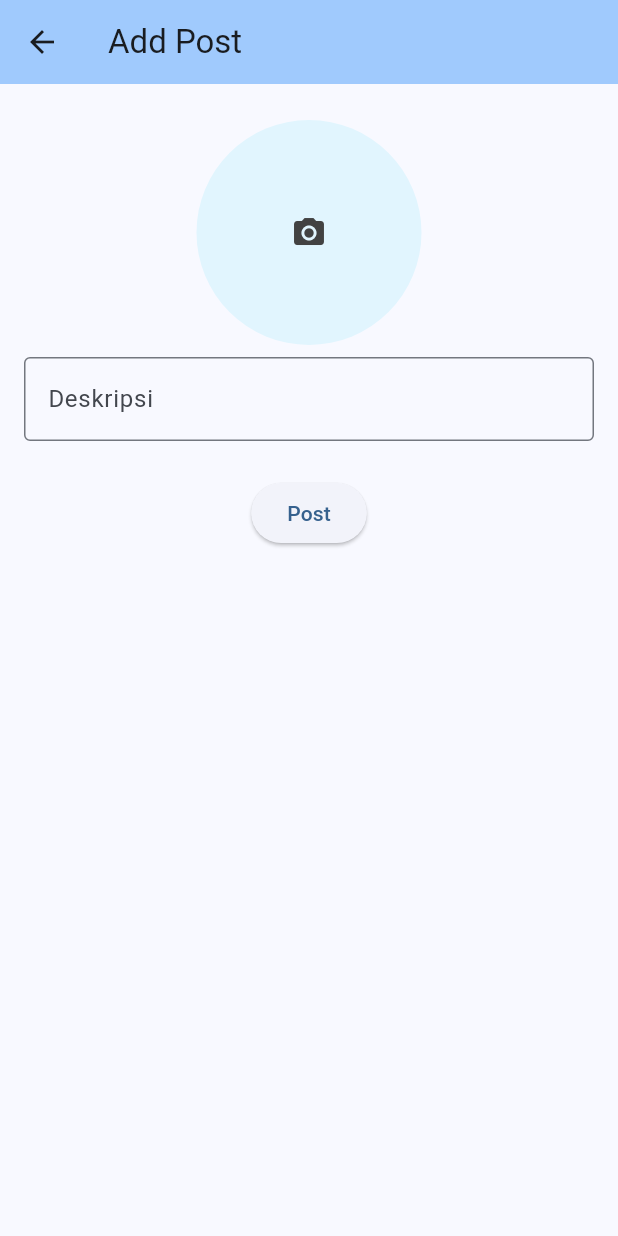
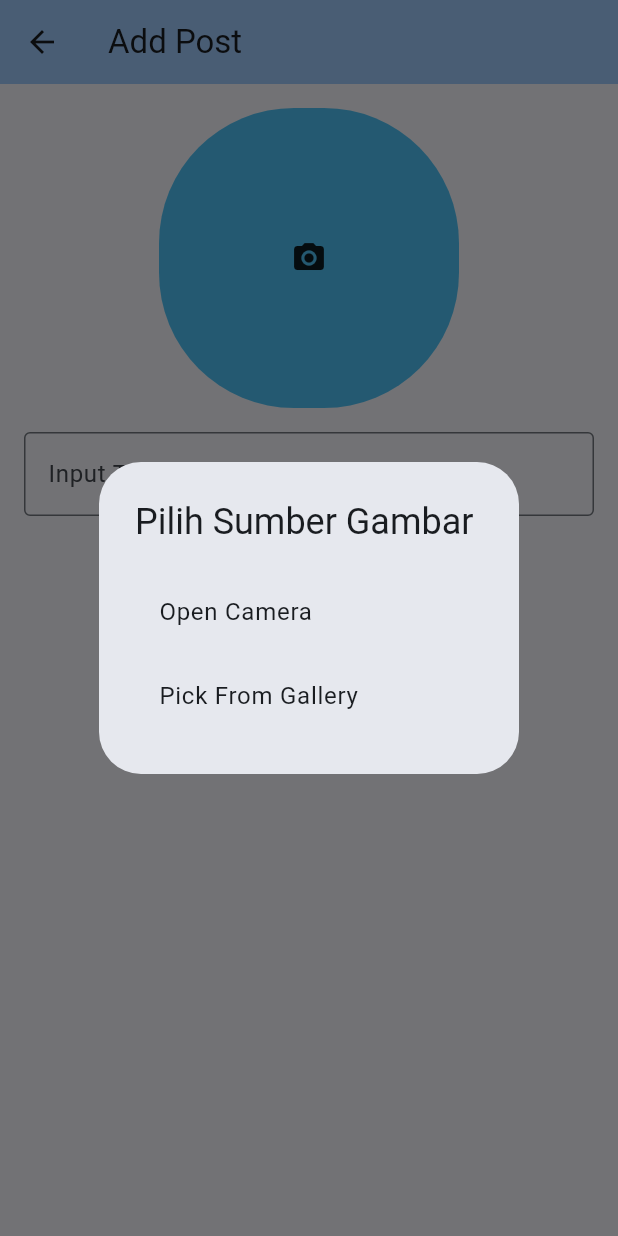
Before and after one commit to ChintyaLyra/fasum-1, a Flutter app: the PostScreen screen opened directly, after a tap on the "camera alt" icon, on a phone screen of 412 x 824 dp. Run offline on Flutter 3.47's test engine with Material 3 defaults, Android fonts, the phone set to English and light mode, and no system bars; our stand-ins replace cloud_firestore, firebase_auth, firebase_core, firebase_database, firebase_storage, google_sign_in and 1 more; accounts and stored records are empty.

Commit message:
add post

```diff
--- a/lib/screens/home_screen.dart
+++ b/lib/screens/home_screen.dart
@@ -33,7 +33,7 @@ class HomeScreen extends StatelessWidget {
       floatingActionButton: FloatingActionButton(
         onPressed: () => Navigator.push(
           context,
-          MaterialPageRoute(builder: (context) => const PostScreen()
+          MaterialPageRoute(builder: (context) => PostScreen()
           ),
         ),
         tooltip: "Add Post",
--- a/lib/screens/post_screen.dart
+++ b/lib/screens/post_screen.dart
@@ -1,17 +1,17 @@
 import 'dart:io';
+import 'package:cloud_firestore/cloud_firestore.dart';
 import 'package:fasum/screens/home_screen.dart';
+import 'package:firebase_storage/firebase_storage.dart';
 import 'package:flutter/material.dart';
 import 'package:image_picker/image_picker.dart';
 
 class PostScreen extends StatefulWidget {
-  const PostScreen({super.key});
-
   @override
-  State<PostScreen> createState() => _PostScreenState();
+  _AddPostScreenState createState() => _AddPostScreenState();
 }
 
-class _PostScreenState extends State<PostScreen> {
-  final _textcontroller = TextEditingController();
+class _AddPostScreenState extends State<PostScreen> {
+  final _TextController = TextEditingController();
   final ImagePicker _picker = ImagePicker();
   XFile? _image;
 
@@ -19,18 +19,103 @@ class _PostScreenState extends State<PostScreen> {
   Widget build(BuildContext context) {
     return Scaffold(
       appBar: AppBar(
-        title: const Text('Add Post'),
+        title: Text('Add Post'),
         backgroundColor: Theme.of(context).colorScheme.inversePrimary,
       ),
       body: Padding(
         padding: const EdgeInsets.all(16.0),
-        child: Column(children: [
-          Padding(
-            padding: const EdgeInsets.all(8.0),
         child: Column(
           children: [
             GestureDetector(
               onTap: () async {
+                await _showImageSourceDialog();
+              },
+              child: Container(
+                width: 200,
+                height: 200,
+                decoration: BoxDecoration(
+                    color: Colors.lightBlue[300],
+                    borderRadius: BorderRadius.circular(90)),
+                child: _image != null
+                    ? Image.file(File(_image!.path))
+                    : Icon(Icons.camera_alt),
+              ),
+            ),
+            SizedBox(height: 16),
+            TextField(
+              controller: _TextController,
+              decoration: InputDecoration(
+                hintText: 'Input Text',
+                border: OutlineInputBorder(),
+              ),
+            ),
+            SizedBox(height: 16),
+            ElevatedButton(
+              style: ElevatedButton.styleFrom(
+                  backgroundColor: Colors.grey,
+                  textStyle: TextStyle(
+                    fontSize: 15,
+                    fontWeight: FontWeight.bold,
+                  )),
+              onPressed: () async {
+                if (_image == null) {
+                  ScaffoldMessenger.of(context).showSnackBar(
+                    SnackBar(content: Text('Please select an image')),
+                  );
+                  return;
+                }
+
+                Reference referenceRoot = FirebaseStorage.instance.ref();
+                Reference referenceDirImages = referenceRoot.child("images");
+                Reference referenceImagesToUpload =
+                referenceDirImages.child(_image!.path.split("/").last);
+
+                try {
+                  final uploadTask =
+                  await referenceImagesToUpload.putFile(File(_image!.path));
+                  final downloadUrl = await uploadTask.ref.getDownloadURL();
+
+                  // Add Firebase Cloud Firestore functionality here
+                  final CollectionReference posts =
+                  FirebaseFirestore.instance.collection('test');
+                  await posts.add({
+                    'text': _TextController.text,
+                    'image_url': downloadUrl,
+                    'timestamp': Timestamp.now(),
+                  });
+
+                  ScaffoldMessenger.of(context).showSnackBar(
+                    SnackBar(content: Text('Image uploaded successfully')),
+                  );
+
+                  Navigator.of(context).pushReplacement(MaterialPageRoute(
+                      builder: (context) => const HomeScreen()));
+                } catch (e) {
+                  ScaffoldMessenger.of(context).showSnackBar(
+                    SnackBar(content: Text('Error uploading image: $e')),
+                  );
+                }
+              },
+              child: Text('Post'),
+            ),
+          ],
+        ),
+      ),
+    );
+  }
+
+  Future<void> _showImageSourceDialog() async {
+    await showDialog(
+      context: context,
+      builder: (context) => AlertDialog(
+        title: Text('Pilih Sumber Gambar'),
+        content: Column(
+          mainAxisSize: MainAxisSize.min,
+          children: [
+            ListTile(
+              title: Text('Open Camera'),
+              onTap: () async {
+                Navigator.of(context).pop();
                 final pickedFile =
                 await _picker.pickImage(source: ImageSource.camera);
                 if (pickedFile != null) {
@@ -39,42 +124,29 @@ class _PostScreenState extends State<PostScreen> {
                   });
                 }
               },
-                  child: Container(
-                    decoration: BoxDecoration(
-                        color: Colors.lightBlue[50],
-                        borderRadius: BorderRadius.circular(90)),
-                    width: 150,
-                    height: 150,
-                    child: _image != null
-                        ? Image.file(File(_image!.path))
-                        : Icon(
-                      Icons.camera_alt,
-                      color: Colors.grey[800],
             ),
-                  ),
+            ListTile(
+              title: Text('Pick From Gallery'),
+              onTap: () async {
+                Navigator.of(context).pop();
+                final pickedFile =
+                await _picker.pickImage(source: ImageSource.gallery);
+                if (pickedFile != null) {
+                  setState(() {
+                    _image = pickedFile;
+                  });
+                }
+              },
             ),
           ],
         ),
       ),
-          TextField(
-            controller: _textcontroller,
-            decoration: const InputDecoration(
-              labelText: 'Deskripsi',
-              border: OutlineInputBorder(),
-            ),
-          ),
-          const SizedBox(height: 16.0),
-          Padding(
-            padding: const EdgeInsets.all(8.0),
-            child: ElevatedButton(
-                onPressed: () {
-                  Navigator.of(context).pushReplacement(MaterialPageRoute(
-                      builder: (context) => const HomeScreen()));
-                },
-                child: const Text('Post')),
-          ),
-        ]),
-      ),
     );
   }
+
+  @override
+  void dispose() {
+    _TextController.dispose();
+    super.dispose();
   }
+}
--- a/pubspec.yaml
+++ b/pubspec.yaml
@@ -44,6 +44,8 @@ dependencies:
   firebase_database: ^10.4.0
   camera: ^0.10.5+9
   image_picker: ^1.0.8
+  cloud_firestore: ^4.14.0
+  firebase_storage: ^11.6.0
 
 dev_dependencies:
   flutter_test:
```
Also changed, not shown: pubspec.lock, 3 other files. Lines whose indentation alone changed are shown as unchanged.
